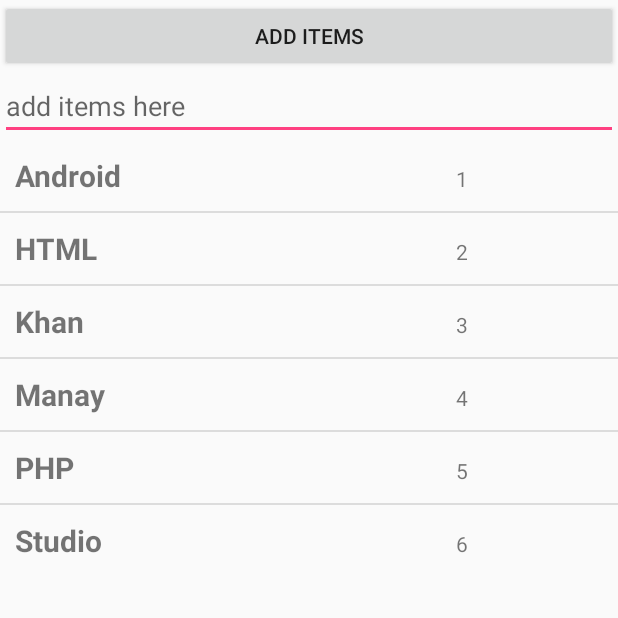
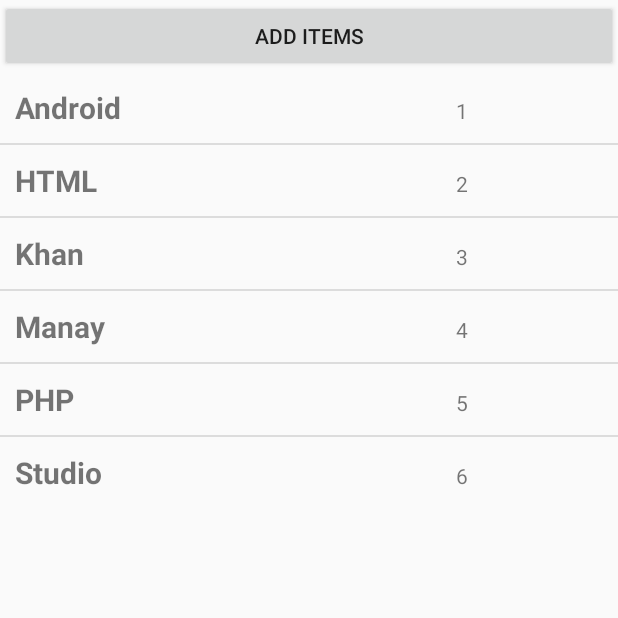
Before and after one commit to manaykhan456/Demo-Applications, an Android app: the screen it shows after launch (MainActivity), on a phone screen of 412 x 824 dp, the top half of it. Run offline under Robolectric (Android 15) with nearby library versions, the phone set to English and light mode, and no system bars; 1 statement that could not run was skipped.

Commit message:
added items using dialog box

```diff
--- a/DynamicListView/app/src/main/res/layout/activity_main.xml
+++ b/DynamicListView/app/src/main/res/layout/activity_main.xml
@@ -9,13 +9,9 @@
         android:layout_width="match_parent"
         android:layout_height="wrap_content"
         android:text="Add Items"
-        android:id="@+id/addItems_button"/>
+        android:id="@+id/addItems_button"
+        android:onClick="customFunction"/>
 
-    <EditText
-        android:layout_width="match_parent"
-        android:layout_height="wrap_content"
-        android:hint="add items here"
-        android:id="@+id/et_addItems"/>
     <ListView
         android:id="@+id/listView1"
         android:layout_width="match_parent"
```
Also changed, not shown: DynamicListView/app/src/main/java/com/example/lenovo/dynamiclistview/MainActivity.java (+25 -7 lines).
